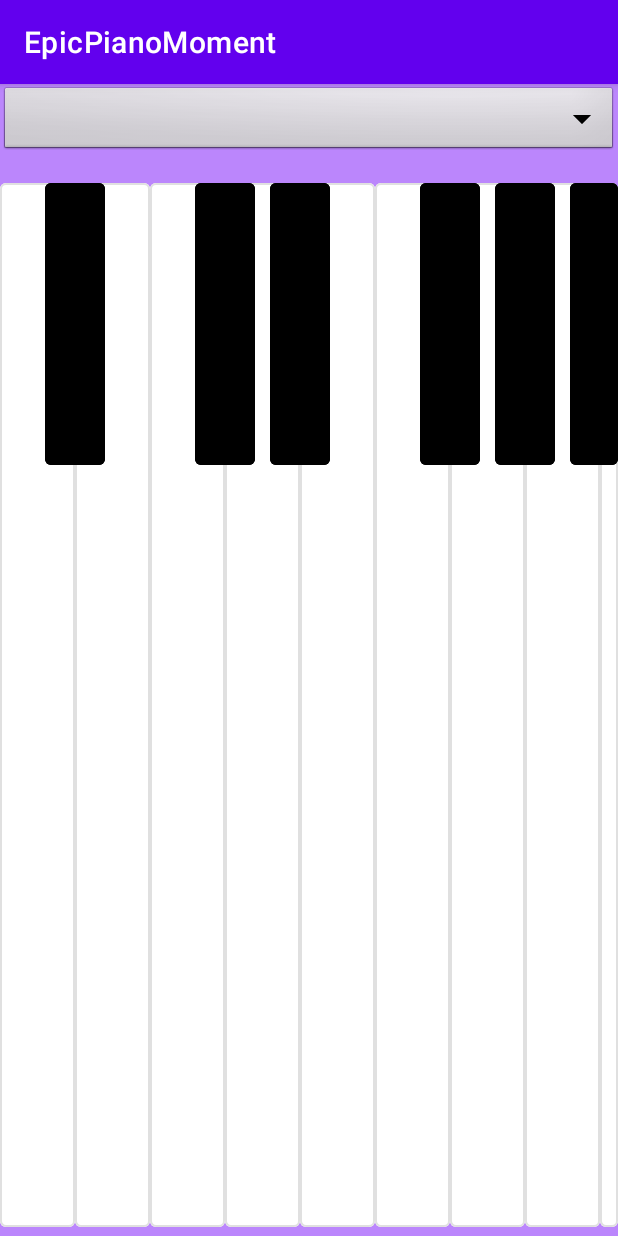
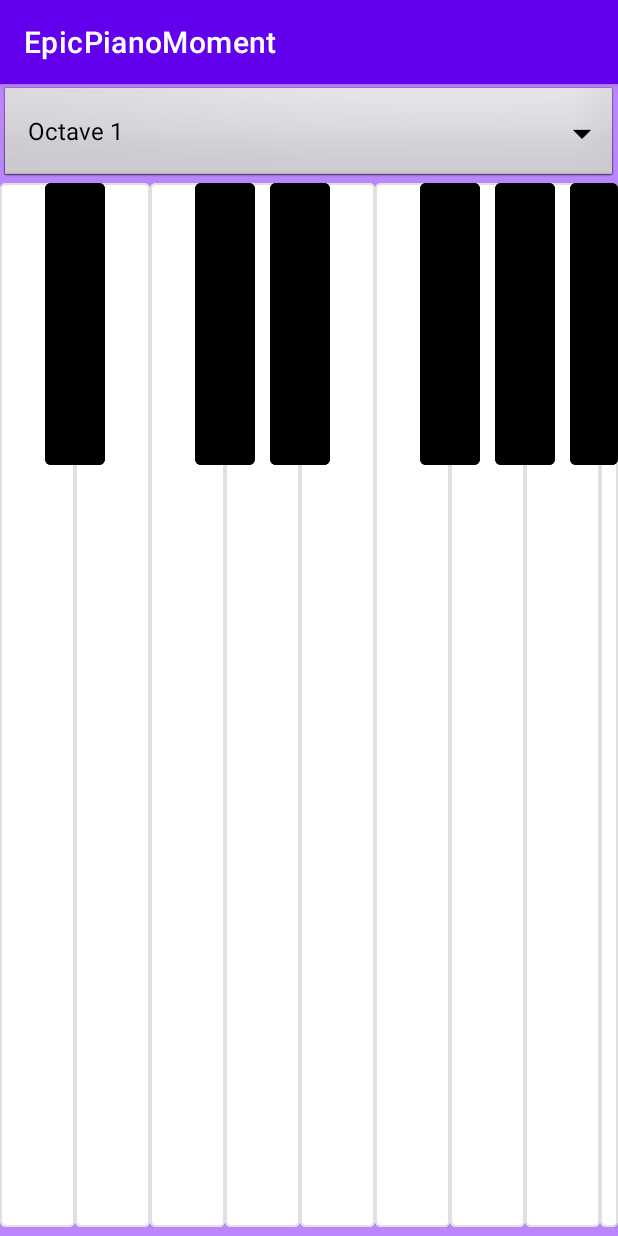
Before and after one commit to MarioARC/EpicPianoMoment, an Android app: the screen it shows after launch (MainActivity), on a phone screen of 412 x 824 dp. Run offline under Robolectric (Android 15) with nearby library versions, the phone set to English and light mode, and no system bars.

Commit message:
added items to spinner

```diff
--- a/app/src/main/java/com/example/epicpianomoment/MainActivity.java
+++ b/app/src/main/java/com/example/epicpianomoment/MainActivity.java
@@ -13,6 +13,11 @@ public class MainActivity extends AppCompatActivity {
     protected void onCreate(Bundle savedInstanceState) {
         super.onCreate(savedInstanceState);
         setContentView(R.layout.activity_main);
+
+        Spinner dropdown = findViewById(R.id.spinner);
+        String[] items = new String[]{"Octave 1", "Octave 2", "Octave 3", "Octave 4", "Octave 5", "Octave 6", "Octave 7"};
+        ArrayAdapter<String> adapter = new ArrayAdapter<>(this, android.R.layout.simple_spinner_dropdown_item, items);
+        dropdown.setAdapter(adapter);
     }
 
 //    public void click(View v)
```
